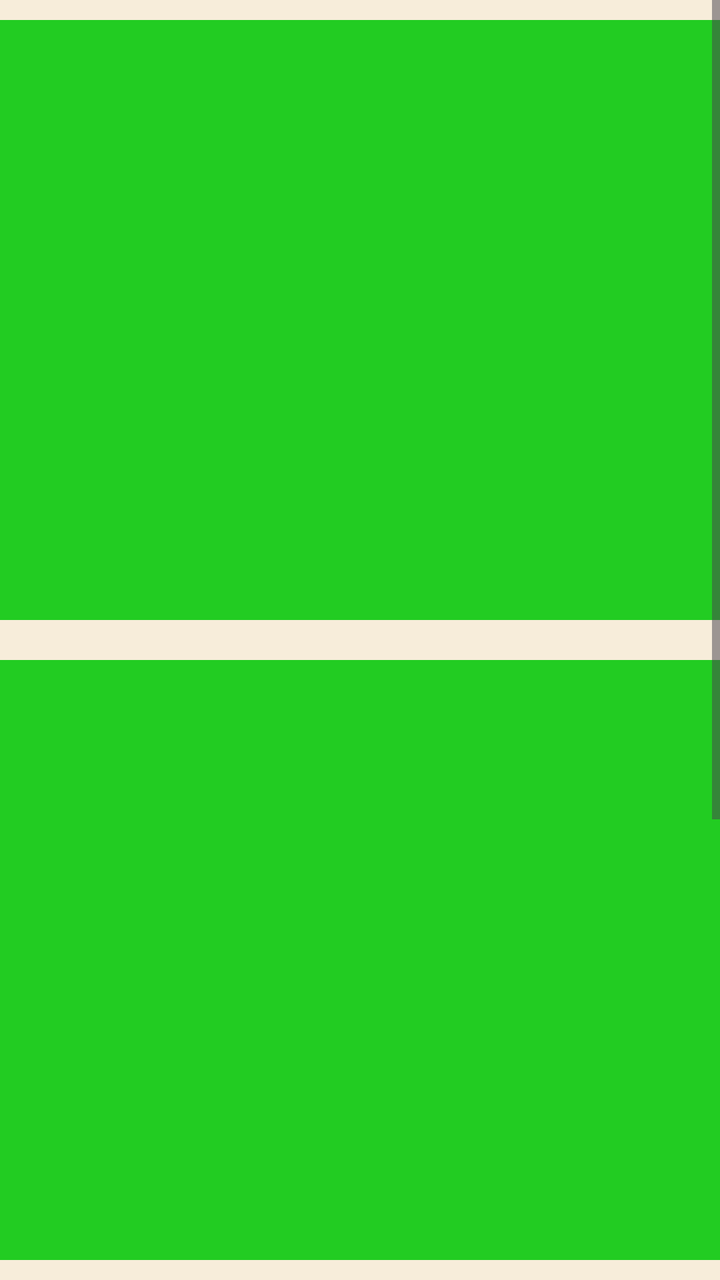
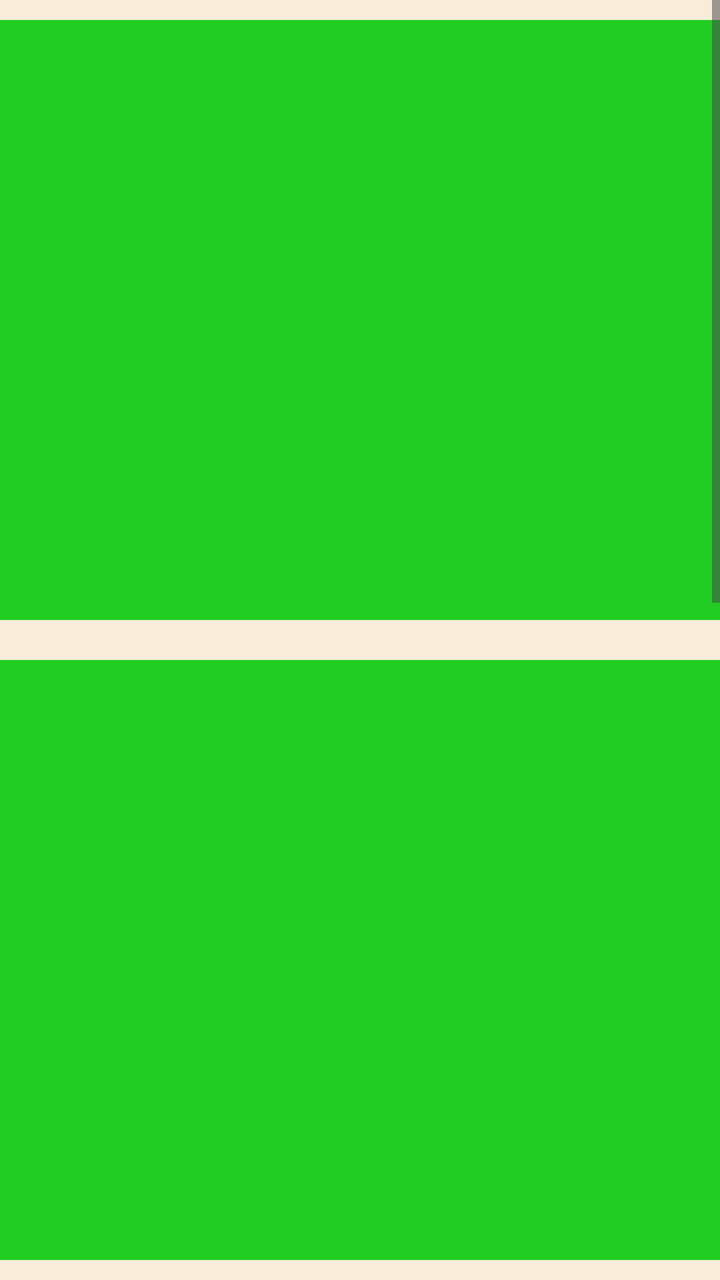

Two renders of the same Android screen: before a commit and after it. Below are the layout's source before the change and the commit's diff.
<!-- AndroidManifest.xml: application theme Theme.VangustApp -->
<!-- res/layout/fragment_cardapio.xml -->
<?xml version="1.0" encoding="utf-8"?>
<ScrollView xmlns:android="http://schemas.android.com/apk/res/android"
    xmlns:tools="http://schemas.android.com/tools"
    android:layout_width="match_parent"
    android:layout_height="match_parent"
    android:background="#F7EDDA"
    tools:context=".InicioFragment">

    

    <LinearLayout
        android:layout_width="match_parent"
        android:layout_height="match_parent"
        android:orientation="vertical">

        <LinearLayout
            android:layout_marginTop="10dp"
            android:layout_marginBottom="10dp"
            android:background="#2c2"
            android:layout_width="match_parent"
            android:layout_height="300dp">
            <androidx.recyclerview.widget.RecyclerView
                android:id="@+id/id"
                android:layout_width="match_parent"
                android:layout_height="match_parent"
                android:layout_margin="10dp"/>
        </LinearLayout>

        <LinearLayout
            android:layout_marginTop="10dp"
            android:layout_marginBottom="10dp"
            android:background="#2c2"
            android:layout_width="match_parent"
            android:layout_height="300dp">
            <androidx.recyclerview.widget.RecyclerView
                android:id="@+id/id"
                android:layout_width="match_parent"
                android:layout_height="match_parent"
                android:layout_margin="10dp"/>
        </LinearLayout>

        <LinearLayout
            android:layout_marginTop="10dp"
            android:layout_marginBottom="50dp"
            android:background="#2c2"
            android:layout_width="match_parent"
            android:layout_height="300dp">
            <androidx.recyclerview.widget.RecyclerView
                android:id="@+id/id"
                android:layout_width="match_parent"
                android:layout_height="match_parent"
                android:layout_margin="10dp"/>
        </LinearLayout>

    </LinearLayout>


</ScrollView>
<!-- resources referenced by this layout -->
<resources>
  <style name="Theme.VangustApp" parent="Base.Theme.VangustApp" />
  <style name="Base.Theme.VangustApp" parent="Theme.Material3.DayNight.NoActionBar">
          
          
      </style>
</resources>

<!-- the commit's change to res/layout/fragment_cardapio.xml (unified diff, before → after) -->
@@ -20,7 +20,7 @@
             android:layout_width="match_parent"
             android:layout_height="300dp">
             <androidx.recyclerview.widget.RecyclerView
-                android:id="@+id/id"
+                android:id="@+id/idRecCarnes"
                 android:layout_width="match_parent"
                 android:layout_height="match_parent"
                 android:layout_margin="10dp"/>
@@ -33,7 +33,7 @@
             android:layout_width="match_parent"
             android:layout_height="300dp">
             <androidx.recyclerview.widget.RecyclerView
-                android:id="@+id/id"
+                android:id="@+id/idRecFrangos"
                 android:layout_width="match_parent"
                 android:layout_height="match_parent"
                 android:layout_margin="10dp"/>
@@ -46,7 +46,20 @@
             android:layout_width="match_parent"
             android:layout_height="300dp">
             <androidx.recyclerview.widget.RecyclerView
-                android:id="@+id/id"
+                android:id="@+id/idRecVeganos"
+                android:layout_width="match_parent"
+                android:layout_height="match_parent"
+                android:layout_margin="10dp"/>
+        </LinearLayout>
+
+        <LinearLayout
+            android:layout_marginTop="10dp"
+            android:layout_marginBottom="50dp"
+            android:background="#2c2"
+            android:layout_width="match_parent"
+            android:layout_height="300dp">
+            <androidx.recyclerview.widget.RecyclerView
+                android:id="@+id/idRecCombos"
                 android:layout_width="match_parent"
                 android:layout_height="match_parent"
                 android:layout_margin="10dp"/>
@@ -55,4 +68,8 @@
     </LinearLayout>
 
 
+
+
+
+
 </ScrollView>
